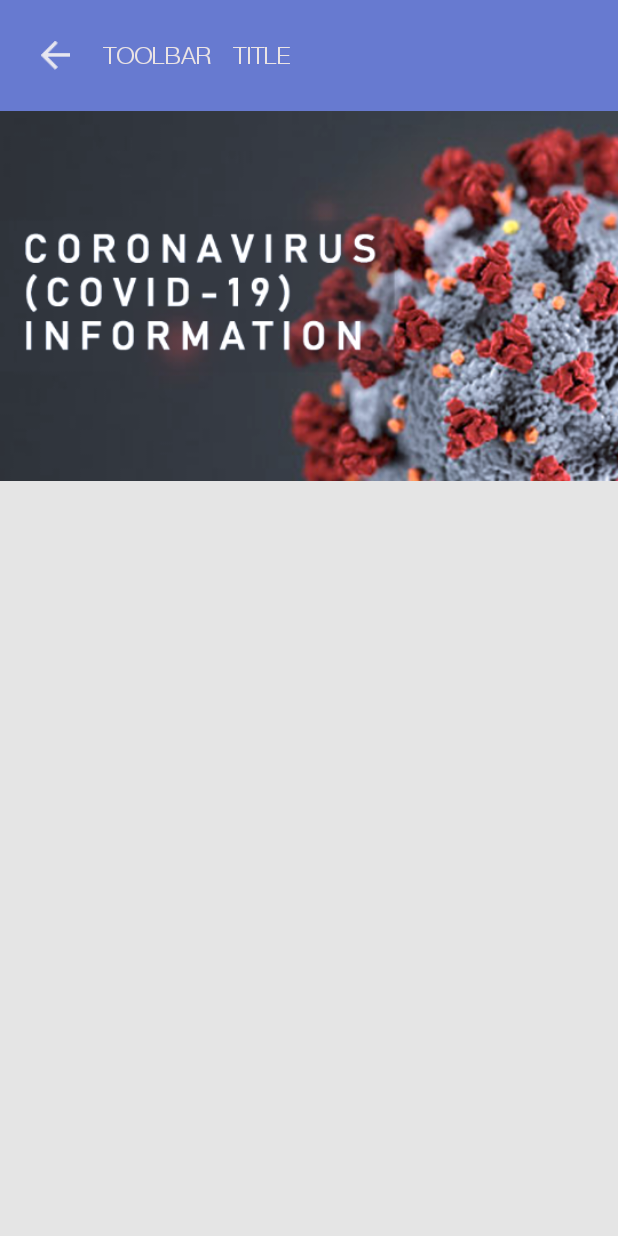
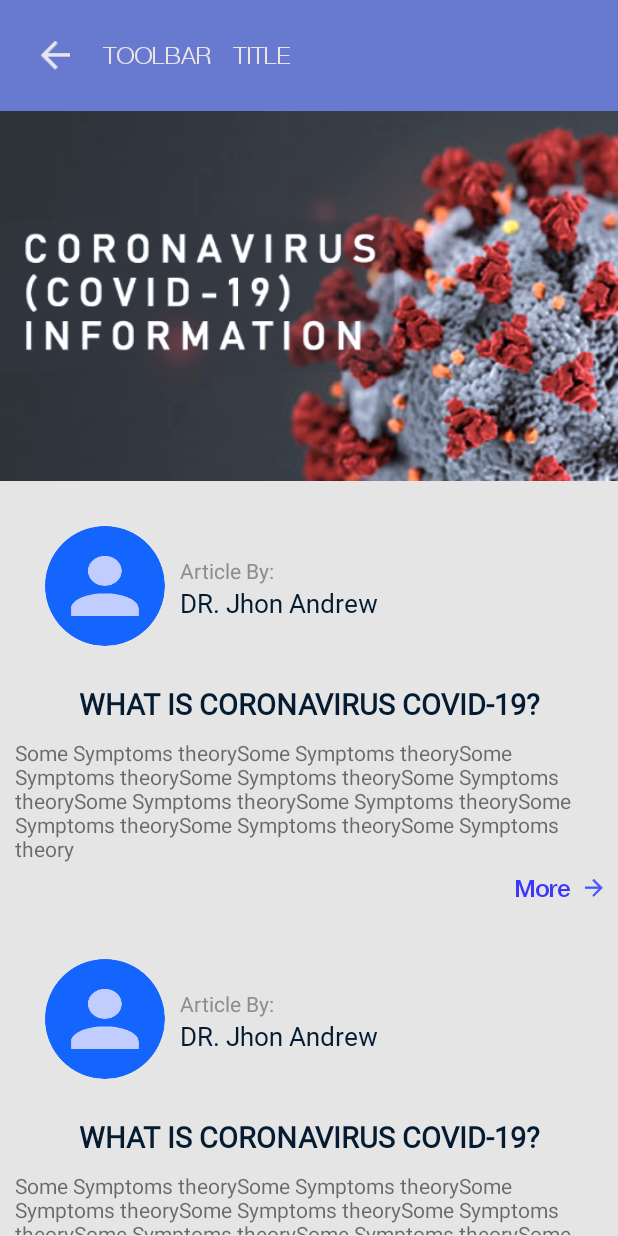
Before and after one commit to Wishakhn/PYC_Precations_to_COVID-19, an Android app: the layout activity_covid_intro.xml on its own in the app's theme, with its tools: preview values and no code run, on a phone screen of 412 x 824 dp. Run offline under Robolectric (Android 15) with nearby library versions, the phone set to English and light mode, and no system bars.

Commit message:
New Commit

```diff
--- a/app/src/main/java/com/swankapps/corona/preventcorona/Activities/IntroSlider.java
+++ b/app/src/main/java/com/swankapps/corona/preventcorona/Activities/IntroSlider.java
@@ -101,6 +101,5 @@ System.out.println("The List returning is "+slider);
         Intent move = new Intent(IntroSlider.this, AuthOptions.class);
         startActivity(move);
         finish();
-        preference.save_FirstRun(true);
     }
 }
--- a/app/src/main/java/com/swankapps/corona/preventcorona/Helpers/preferenceClass.java
+++ b/app/src/main/java/com/swankapps/corona/preventcorona/Helpers/preferenceClass.java
@@ -21,7 +21,7 @@ public class preferenceClass {
 
 
     }
-    void  save_FirstRun(boolean isFirstRun){
+    public void  save_FirstRun(boolean isFirstRun){
         editor = sharedPrefs.edit();
         editor.putBoolean(KEY_FIRST_RUN,isFirstRun);
         editor.apply();
--- /dev/null
+++ b/app/src/main/res/drawable/ratingstar.xml
@@ -0,0 +1,6 @@
+<?xml version="1.0" encoding="utf-8"?>
+<layer-list xmlns:android="http://schemas.android.com/apk/res/android">
+    <item android:id="@android:id/background" android:drawable="@drawable/star" />
+    <item android:id="@android:id/secondaryProgress" android:drawable="@drawable/star" />
+    <item android:id="@android:id/progress" android:drawable="@drawable/star_active" />
+</layer-list>
--- a/app/src/main/res/layout/activity_covid_intro.xml
+++ b/app/src/main/res/layout/activity_covid_intro.xml
@@ -21,7 +21,8 @@
   <androidx.recyclerview.widget.RecyclerView
       android:layout_weight="6.1"
       android:layout_width="match_parent"
-      android:layout_height="0dp"/>
+      android:layout_height="0dp"
+      tools:listitem="@layout/item_covitblog"/>
 
 
 </LinearLayout>
--- a/app/src/main/res/layout/item_covitblog.xml
+++ b/app/src/main/res/layout/item_covitblog.xml
@@ -1,8 +1,9 @@
 <?xml version="1.0" encoding="utf-8"?>
 <LinearLayout android:layout_width="match_parent"
-    android:layout_height="match_parent"
+    android:layout_height="wrap_content"
     android:paddingHorizontal="10dp"
     android:orientation="vertical"
+    android:gravity="center_vertical|right"
     xmlns:android="http://schemas.android.com/apk/res/android">
     <RelativeLayout
         android:layout_width="match_parent"
@@ -53,6 +54,28 @@
         android:layout_height="wrap_content"
         android:text="Some Symptoms theorySome Symptoms theorySome Symptoms theorySome Symptoms theorySome Symptoms theorySome Symptoms theorySome Symptoms theorySome Symptoms theorySome Symptoms theorySome Symptoms theory"/>
 
-
+<RelativeLayout
+    android:layout_width="wrap_content"
+    android:layout_height="wrap_content"
+    android:paddingVertical="7dp">
+    <TextView
+        android:id="@+id/nextimg"
+        android:layout_width="wrap_content"
+        android:layout_height="wrap_content"
+        android:text="More"
+        android:textColor="#3D36FB"
+        android:layout_marginRight="10dp"
+        android:fontFamily="@font/helvetica_neue_medium"
+        android:textSize="16sp"
+        android:gravity="top"
+        android:layout_alignParentTop="true"
+        />
+    <ImageView
+        android:layout_toRightOf="@+id/nextimg"
+        android:layout_width="12dp"
+        android:layout_centerVertical="true"
+        android:layout_height="12dp"
+        android:src="@drawable/forwardarrow_blue"/>
+</RelativeLayout>
 
 </LinearLayout>
```
Also changed, not shown: app/src/main/res/layout/activity_precaution.xml (+22 -4 lines), app/src/main/res/layout/activity_remidy.xml (+21 -3 lines), app/src/main/res/layout/activity_search.xml (+16 -2 lines), app/src/main/res/layout/item_feeds.xml (added, +107 -0 lines), app/src/main/res/drawable-xxxhdpi/coronavirus.png (added).
